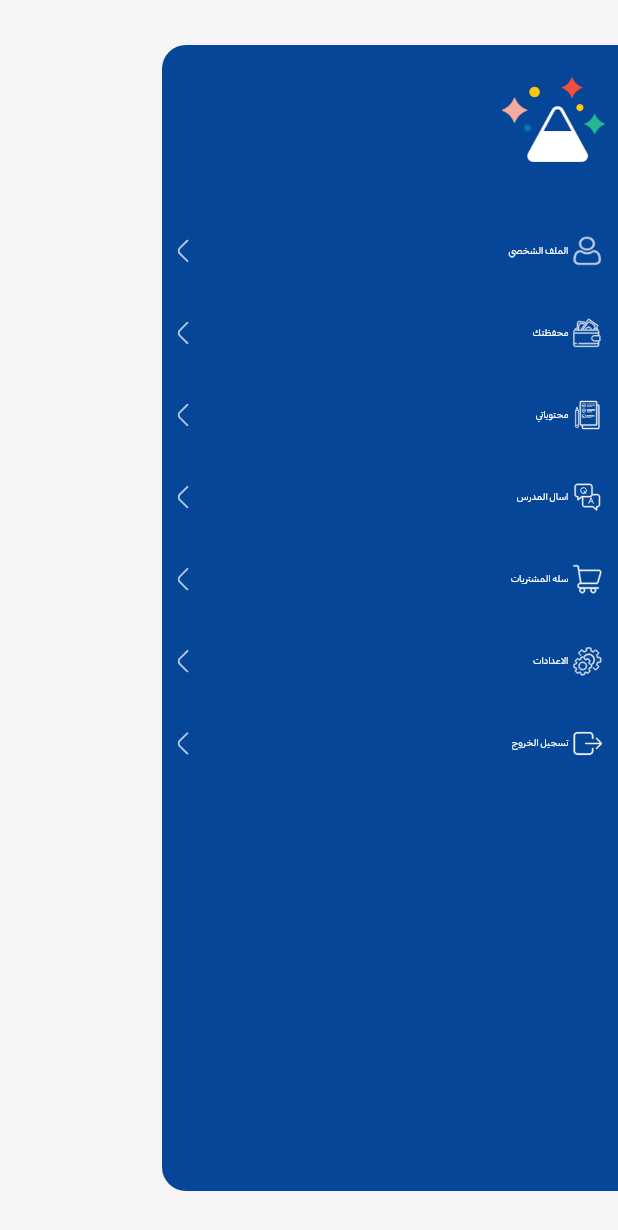
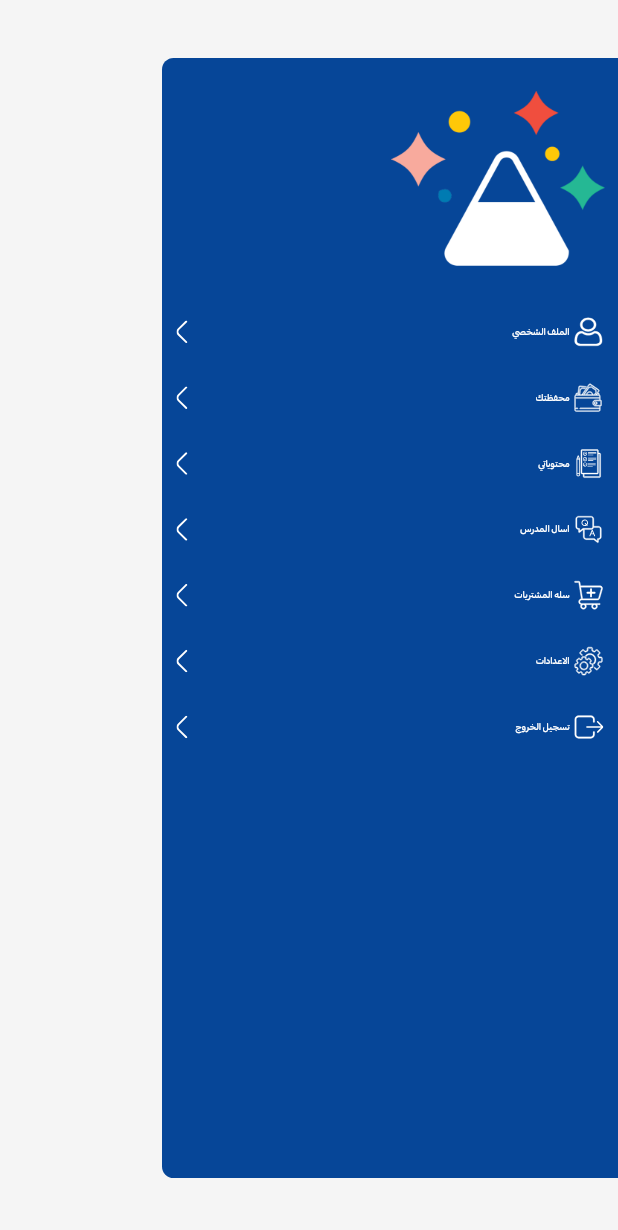
Before and after one commit to TarekLotfy30/assignment-module, a Flutter app: the screen it shows after launch, on a phone screen of 412 x 824 dp. Shown: the top 1230 px of the screen. Run offline on Flutter 3.47's test engine with Material 3 defaults, Android fonts, the phone set to English and light mode, and no system bars; our stand-ins replace auto_route, bloc, dio, easy_debounce, easy_localization, equatable and 8 more; accounts and stored records are empty; project files that could hold a hidden picture were left out.

Commit message:
refactor(student): Refactors student dashboard side navigation
Moves the `CustomListTile` from `core/widgets` to `features/student/presentation/widgets` and enhances it with hover effects.

Introduces `SideBar` and `AshtarLogo` as separate, reusable widgets to structure the student dashboard's side navigation. The design size in `AppScreenUtil` is also updated.

```diff
--- a/lib/core/responsive/app_screen_util.dart
+++ b/lib/core/responsive/app_screen_util.dart
@@ -2,7 +2,7 @@
 
 class AppScreenUtil {
   /// Design size for ScreenUtilInit
-  static const Size designSize = Size(1280, 1710);
+  static const Size designSize = Size(1280, 832);
 
   /// Maximum text scale factor to prevent UI overflow
   static const double maxTextScaleFactor = 1.3;
--- a/lib/core/widgets/custom_list_tile.dart
+++ /dev/null
@@ -1,47 +0,0 @@
-import 'package:auto_route/auto_route.dart';
-import 'package:flutter/material.dart';
-import 'package:flutter_screenutil/flutter_screenutil.dart';
-
-import '../constants/app_icon.dart';
-import '../helpers/extensions/theme_extension.dart';
-import '../models/custom_list_tile.dart';
-import 'build_optimized_svg.dart';
-
-// translate-me-ignore-all-file
-class CustomListTile extends StatelessWidget {
-  const CustomListTile(this.options, {super.key});
-
-  final ListTileOptions options;
-
-  @override
-  Widget build(BuildContext context) {
-    return Padding(
-      padding: EdgeInsets.symmetric(vertical: 7.5.h),
-      child: InkWell(
-        onTap: () async {
-          await AutoRouter.of(context).push(options.destination);
-        },
-        child: Container(
-          margin: EdgeInsets.symmetric(horizontal: 20.w, vertical: 7.5.h),
-          padding: EdgeInsets.symmetric(horizontal: 12.5.w, vertical: 20.h),
-          child: Row(
-            children: [
-              BuildOptimizedSvg(options.leadingIcon),
-              SizedBox(width: 8.w),
-              Text(
-                options.title,
-                textAlign: TextAlign.center,
-                style: context.textThemeCustom.displaySmall?.copyWith(
-                  color: context.colorScheme.onPrimary,
-                  fontSize: 20.sp,
-                ),
-              ),
-              const Spacer(),
-              const BuildOptimizedSvg(AppIcon.arrowLeft),
-            ],
-          ),
-        ),
-      ),
-    );
-  }
-}
--- a/lib/features/student/presentation/pages/student_page.dart
+++ b/lib/features/student/presentation/pages/student_page.dart
@@ -2,12 +2,9 @@
 import 'package:flutter/material.dart';
 import 'package:flutter_screenutil/flutter_screenutil.dart';
 
-import '../../../../core/constants/app_assets.dart';
 import '../../../../core/helpers/extensions/theme_extension.dart';
-import '../../../../core/models/custom_list_tile.dart';
-import '../../../../core/widgets/custom_list_tile.dart';
+import '../widgets/side_bar.dart';
 
-// translate-me-ignore-all-file
 @RoutePage()
 class StudentPage extends StatelessWidget {
   const StudentPage({super.key});
@@ -19,38 +16,8 @@
       body: Row(
         children: [
           Padding(
-            padding: const EdgeInsets.symmetric(vertical: 30),
-            child: Drawer(
-              backgroundColor: context.colorScheme.primary,
-              child: CustomScrollView(
-                slivers: [
-                  SliverToBoxAdapter(
-                    child: Padding(
-                      padding: EdgeInsets.symmetric(
-                        vertical: 44.h,
-                        horizontal: 26.w,
-                      ),
-                      child: SizedBox(
-                        height: 118.h,
-                        width: 143.w,
-                        child: Image.asset(
-                          AppAssets.ashtarLogo,
-                          fit: BoxFit.contain,
-                          alignment: AlignmentGeometry.topRight,
-                        ),
-                      ),
-                    ),
-                  ),
-                  SliverToBoxAdapter(child: SizedBox(height: 22.h)),
-                  SliverList(
-                    delegate: SliverChildBuilderDelegate(
-                      (context, index) => CustomListTile(options[index]),
-                      childCount: options.length,
-                    ),
-                  ),
-                ],
-              ),
-            ),
+            padding: EdgeInsets.symmetric(vertical: 39.h),
+            child: const SideBar(),
           ),
           const Expanded(child: AutoRouter()),
         ],
--- /dev/null
+++ b/lib/features/student/presentation/widgets/ashtar_logo.dart
@@ -0,0 +1,21 @@
+import 'package:flutter/material.dart';
+import 'package:flutter_screenutil/flutter_screenutil.dart';
+
+import '../../../../core/constants/app_assets.dart';
+
+class AshtarLogo extends StatelessWidget {
+  const AshtarLogo({super.key});
+
+  @override
+  Widget build(BuildContext context) {
+    return Padding(
+      padding: EdgeInsets.only(right: 27.w, top: 22.h),
+      child: Image.asset(
+        AppAssets.ashtarLogo,
+        fit: BoxFit.contain,
+        alignment: AlignmentGeometry.topRight,
+        height: 118.h,
+      ),
+    );
+  }
+}
--- /dev/null
+++ b/lib/features/student/presentation/widgets/custom_list_tile.dart
@@ -0,0 +1,76 @@
+import 'package:auto_route/auto_route.dart';
+import 'package:flutter/material.dart';
+import 'package:flutter_screenutil/flutter_screenutil.dart';
+
+import '../../../../core/constants/app_icon.dart';
+import '../../../../core/helpers/extensions/theme_extension.dart';
+import '../../../../core/models/custom_list_tile.dart';
+import '../../../../core/widgets/build_optimized_svg.dart';
+
+class CustomListTile extends StatefulWidget {
+  const CustomListTile(this.options, {super.key});
+
+  final ListTileOptions options;
+
+  @override
+  State<CustomListTile> createState() => _CustomListTileState();
+}
+
+class _CustomListTileState extends State<CustomListTile> {
+  bool isHovered = false;
+
+  @override
+  Widget build(BuildContext context) {
+    return InkWell(
+      onTap: () async {
+        await AutoRouter.of(context).push(widget.options.destination);
+      },
+      child: MouseRegion(
+        onEnter: (_) => setState(() => isHovered = true),
+        onExit: (_) => setState(() => isHovered = false),
+        child: Container(
+          margin: EdgeInsets.symmetric(horizontal: 20.w, vertical: 7.5.h),
+          padding: EdgeInsets.symmetric(horizontal: 10.w, vertical: 12.5.w),
+          decoration: BoxDecoration(
+            color: isHovered ? context.colorScheme.onPrimary : null,
+            borderRadius: BorderRadius.circular(12.r),
+          ),
+          child: Row(
+            children: [
+              BuildOptimizedSvg(
+                widget.options.leadingIcon,
+                colorFilter: ColorFilter.mode(
+                  isHovered
+                      ? context.colorScheme.primary
+                      : context.colorScheme.onPrimary,
+                  BlendMode.srcIn,
+                ),
+              ),
+              SizedBox(width: 8.w),
+              Text(
+                widget.options.title,
+                style: context.textThemeCustom.headlineMedium?.copyWith(
+                  color: isHovered
+                      ? context.colorScheme.primary
+                      : context.colorScheme.onPrimary,
+                  fontWeight: FontWeight.w500,
+                  fontSize: 19.sp,
+                ),
+              ),
+              const Spacer(),
+              BuildOptimizedSvg(
+                AppIcon.arrowLeft,
+                colorFilter: ColorFilter.mode(
+                  isHovered
+                      ? context.colorScheme.primary
+                      : context.colorScheme.onPrimary,
+                  BlendMode.srcIn,
+                ),
+              ),
+            ],
+          ),
+        ),
+      ),
+    );
+  }
+}
--- /dev/null
+++ b/lib/features/student/presentation/widgets/side_bar.dart
@@ -0,0 +1,37 @@
+import 'package:flutter/material.dart';
+import 'package:flutter_screenutil/flutter_screenutil.dart';
+
+import '../../../../core/helpers/extensions/theme_extension.dart';
+import '../../../../core/models/custom_list_tile.dart';
+import 'ashtar_logo.dart';
+import 'custom_list_tile.dart';
+
+class SideBar extends StatelessWidget {
+  const SideBar({super.key});
+
+  @override
+  Widget build(BuildContext context) {
+    return Drawer(
+      shape: RoundedRectangleBorder(
+        borderRadius: BorderRadius.only(
+          topLeft: Radius.circular(24.r),
+          bottomLeft: Radius.circular(24.r),
+        ),
+      ),
+      backgroundColor: context.colorScheme.primary,
+      child: CustomScrollView(
+        physics: const BouncingScrollPhysics(),
+        slivers: [
+          const SliverToBoxAdapter(child: AshtarLogo()),
+          const SliverToBoxAdapter(child: SizedBox(height: 22)),
+          SliverList(
+            delegate: SliverChildBuilderDelegate(
+              (context, index) => CustomListTile(options[index]),
+              childCount: options.length,
+            ),
+          ),
+        ],
+      ),
+    );
+  }
+}
--- a/lib/main.dart
+++ b/lib/main.dart
@@ -7,8 +7,10 @@
 
 Future<void> main() async {
   WidgetsFlutterBinding.ensureInitialized();
+
   await configureSystemUI();
   await initializeServices();
+
   runApp(
     EasyLocalization(
       supportedLocales: const [Locale('ar')],
```
